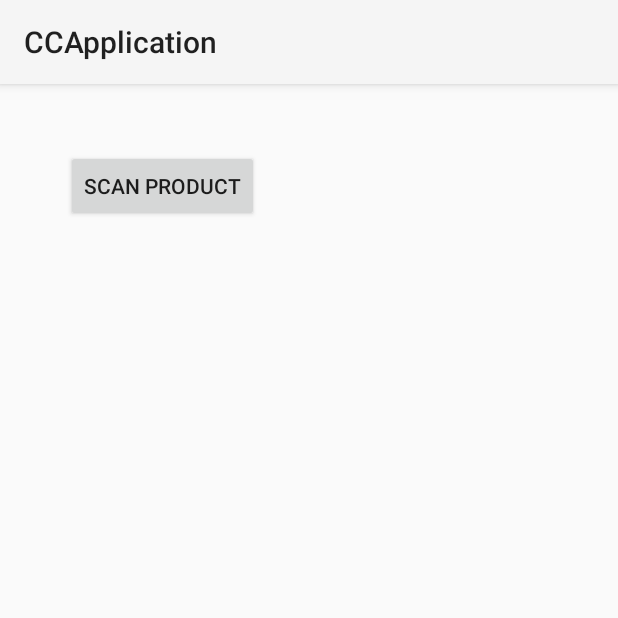
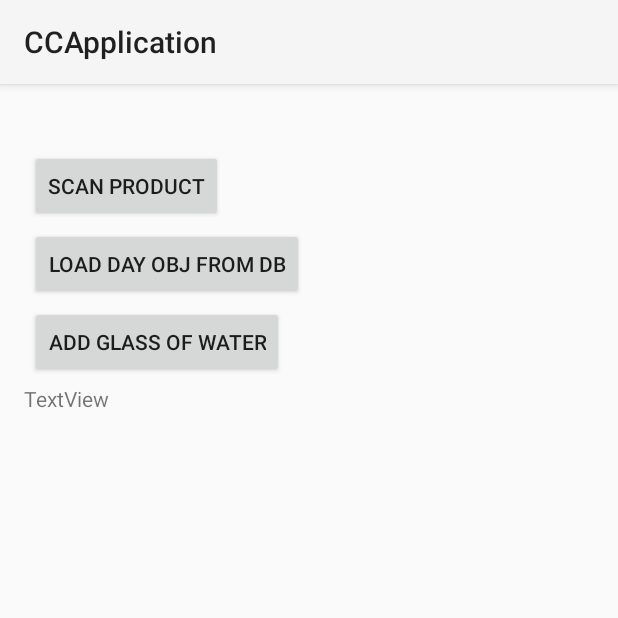
Before and after one commit to adpero25/AplikacjaDoLiczeniaKalorii, an Android app: the screen it shows after launch (MainActivity), on a phone screen of 412 x 824 dp, the top half of it. Run offline under Robolectric (Android 15) with nearby library versions, the phone set to English and light mode, and no system bars.

Commit message:
example use of async db access and final repos setup

```diff
--- a/Application/app/build.gradle
+++ b/Application/app/build.gradle
@@ -14,6 +14,12 @@ android {
         versionName "1.0"
 
         testInstrumentationRunner "androidx.test.runner.AndroidJUnitRunner"
+
+        javaCompileOptions {
+            annotationProcessorOptions {
+                arguments += ["room.schemaLocation": "$projectDir/db_schema".toString()]
+            }
+        }
     }
 
     buildTypes {
--- a/Application/app/src/main/java/com/example/application/database/converters/DateConverters.java
+++ b/Application/app/src/main/java/com/example/application/database/converters/DateConverters.java
@@ -17,7 +17,7 @@ public class DateConverters {
         int year = (int) (hashedDate / 10000);
 
         Calendar cal = Calendar.getInstance();
-        cal.set(year, month, day);
+        cal.set(year, month, day,0,0,0);
         Date date = cal.getTime();
 
         return date;
--- a/Application/app/src/main/res/layout/activity_main.xml
+++ b/Application/app/src/main/res/layout/activity_main.xml
@@ -10,9 +10,41 @@
         android:id="@+id/scanCodeBTN"
         android:layout_width="wrap_content"
         android:layout_height="wrap_content"
-        android:layout_marginStart="44dp"
+        android:layout_marginStart="20dp"
         android:layout_marginTop="44dp"
         android:text="Scan Product"
         app:layout_constraintStart_toStartOf="parent"
         app:layout_constraintTop_toTopOf="parent" />
+
+    <Button
+        android:id="@+id/loadDayBTN"
+        android:layout_width="wrap_content"
+        android:layout_height="wrap_content"
+        android:layout_marginStart="20dp"
+        android:layout_marginTop="4dp"
+        android:text="Load day obj from DB"
+        app:layout_constraintStart_toStartOf="parent"
+        app:layout_constraintTop_toBottomOf="@+id/scanCodeBTN" />
+
+    <Button
+        android:id="@+id/addGlassOfWaterBTN"
+        android:layout_width="wrap_content"
+        android:layout_height="wrap_content"
+        android:layout_marginStart="20dp"
+        android:layout_marginTop="4dp"
+        android:text="Add glass of water"
+        app:layout_constraintStart_toStartOf="parent"
+        app:layout_constraintTop_toBottomOf="@+id/loadDayBTN" />
+
+    <TextView
+        android:id="@+id/textView"
+        android:layout_width="0dp"
+        android:layout_height="47dp"
+        android:layout_marginStart="16dp"
+        android:layout_marginTop="4dp"
+        android:layout_marginEnd="16dp"
+        android:text="TextView"
+        app:layout_constraintEnd_toEndOf="parent"
+        app:layout_constraintStart_toStartOf="parent"
+        app:layout_constraintTop_toBottomOf="@+id/addGlassOfWaterBTN" />
 </androidx.constraintlayout.widget.ConstraintLayout>
```
Also changed, not shown: Application/app/src/main/java/com/example/application/MainActivity.java (+42 -1 lines), Application/app/src/main/java/com/example/application/database/CaloriesDatabase.java (+13 -5 lines), Application/app/src/main/java/com/example/application/database/models/Meal.java (+7 -1 lines), Application/app/src/main/java/com/example/application/database/models/OpenFoodFact.java (+7 -0 lines), Application/app/src/main/java/com/example/application/database/models/Serving.java (+12 -3 lines), Application/app/src/main/java/com/example/application/database/repositories/CategoriesRepository.java (+7 -7 lines), Application/app/src/main/java/com/example/application/database/repositories/DaysRepository.java (+8 -8 lines), Application/app/src/main/java/com/example/application/database/repositories/MealsRepository.java (+8 -8 lines), Application/app/src/main/java/com/example/application/database/repositories/ServingsRepository.java (+5 -5 lines), 2 other files.
